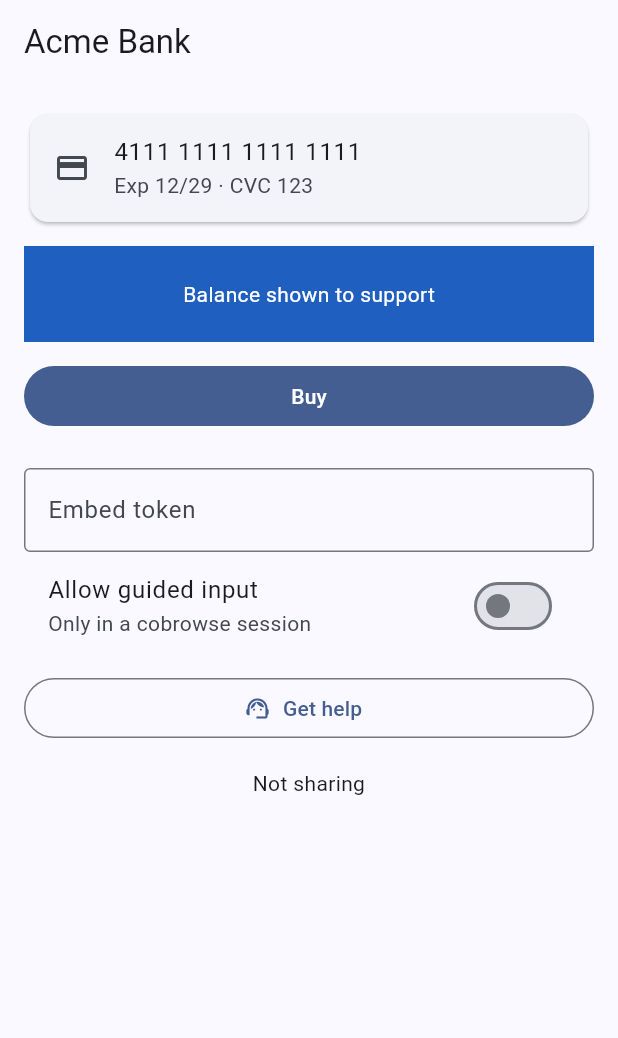
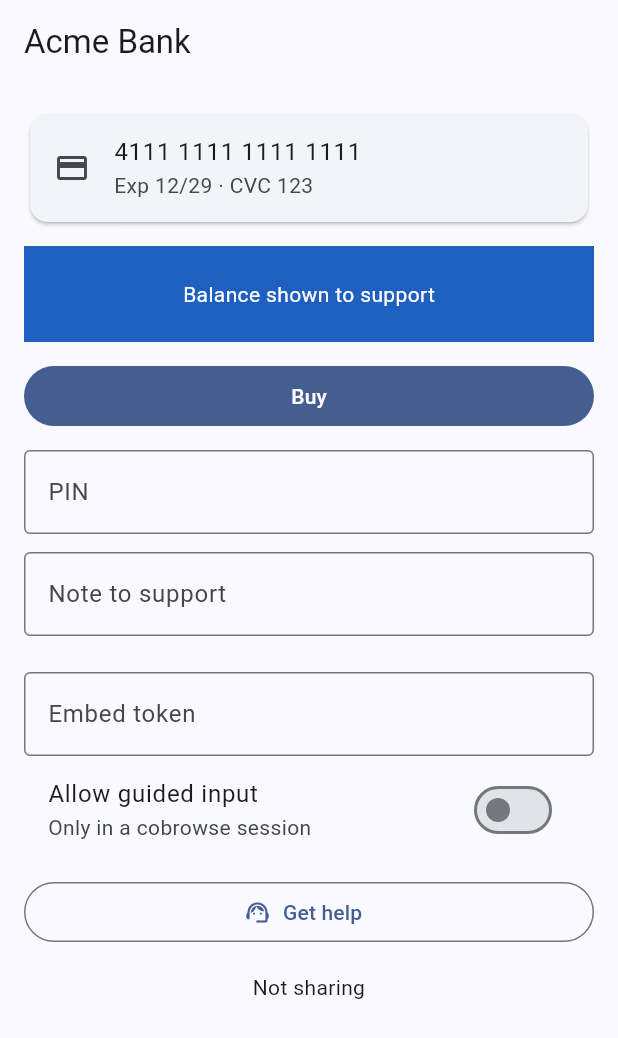
Before and after one commit to Gaia-Desk/gaiadesk-embed-flutter, a Flutter app: the screen it shows after launch, on a phone screen of 412 x 824 dp. Shown: the top 1038 px of the screen. Run offline on Flutter 3.47's test engine with Material 3 defaults, Android fonts, the phone set to English and light mode, and no system bars.

Commit message:
Example: an obscured PIN field and a plain note field (focus_pin / focus_note / unfocus test commands, pin_len and note events, their rects in the demo event): the iOS Simulator e2e proves typing into the PIN is refused (masked) and into the note goes through
Co-Authored-By: Claude Opus 5.5 <noreply@anthropic.com>
Claude-Session: https://claude.ai/code/session_01EUwQBeBR54kC1u3XfVBphb

```diff
--- a/example/lib/main.dart
+++ b/example/lib/main.dart
@@ -59,6 +59,12 @@ class _HomePageState extends State<HomePage> {
   final _cardKey = GlobalKey();
   final _blueKey = GlobalKey();
   final _buyKey = GlobalKey();
+  final _pinKey = GlobalKey();
+  final _noteKey = GlobalKey();
+  final _pin = TextEditingController();
+  final _note = TextEditingController();
+  final _pinFocus = FocusNode();
+  final _noteFocus = FocusNode();
   Timer? _commands;
 
   @override
@@ -73,6 +79,8 @@ class _HomePageState extends State<HomePage> {
         'card': demoBox(_cardKey),
         'blue': demoBox(_blueKey),
         'buy': demoBox(_buyKey),
+        'pin': demoBox(_pinKey),
+        'note': demoBox(_noteKey),
       });
       if (_autostart && _token.isNotEmpty) _getHelp();
     });
@@ -86,6 +94,14 @@ class _HomePageState extends State<HomePage> {
         _session?.setPaused(true);
       case 'resume':
         _session?.setPaused(false);
+      // Focus a field as the customer's tap would (a guided click on a
+      // Flutter widget only shows a hint).
+      case 'focus_pin':
+        _pinFocus.requestFocus();
+      case 'focus_note':
+        _noteFocus.requestFocus();
+      case 'unfocus':
+        FocusManager.instance.primaryFocus?.unfocus();
     }
   }
 
@@ -94,6 +110,10 @@ class _HomePageState extends State<HomePage> {
     _commands?.cancel();
     _session?.stop();
     _tokenField.dispose();
+    _pin.dispose();
+    _note.dispose();
+    _pinFocus.dispose();
+    _noteFocus.dispose();
     super.dispose();
   }
 
@@ -204,6 +224,26 @@ class _HomePageState extends State<HomePage> {
             },
             child: Text(_bought == 0 ? 'Buy' : 'Bought $_bought'),
           ),
+          const SizedBox(height: 12),
+          // Obscured: masked and never typed into by the agent, without a
+          // GaiaDeskMasked around it.
+          TextField(
+            key: _pinKey,
+            controller: _pin,
+            focusNode: _pinFocus,
+            obscureText: true,
+            keyboardType: TextInputType.number,
+            onChanged: (v) => demoEmit({'pin_len': v.length}),
+            decoration: const InputDecoration(labelText: 'PIN', border: OutlineInputBorder()),
+          ),
+          const SizedBox(height: 12),
+          TextField(
+            key: _noteKey,
+            controller: _note,
+            focusNode: _noteFocus,
+            onChanged: (v) => demoEmit({'note': v}),
+            decoration: const InputDecoration(labelText: 'Note to support', border: OutlineInputBorder()),
+          ),
           const SizedBox(height: 24),
           TextField(
             controller: _tokenField,
```
Also changed, not shown: example/lib/demo_hooks.dart (+5 -3 lines), 1 other file.
